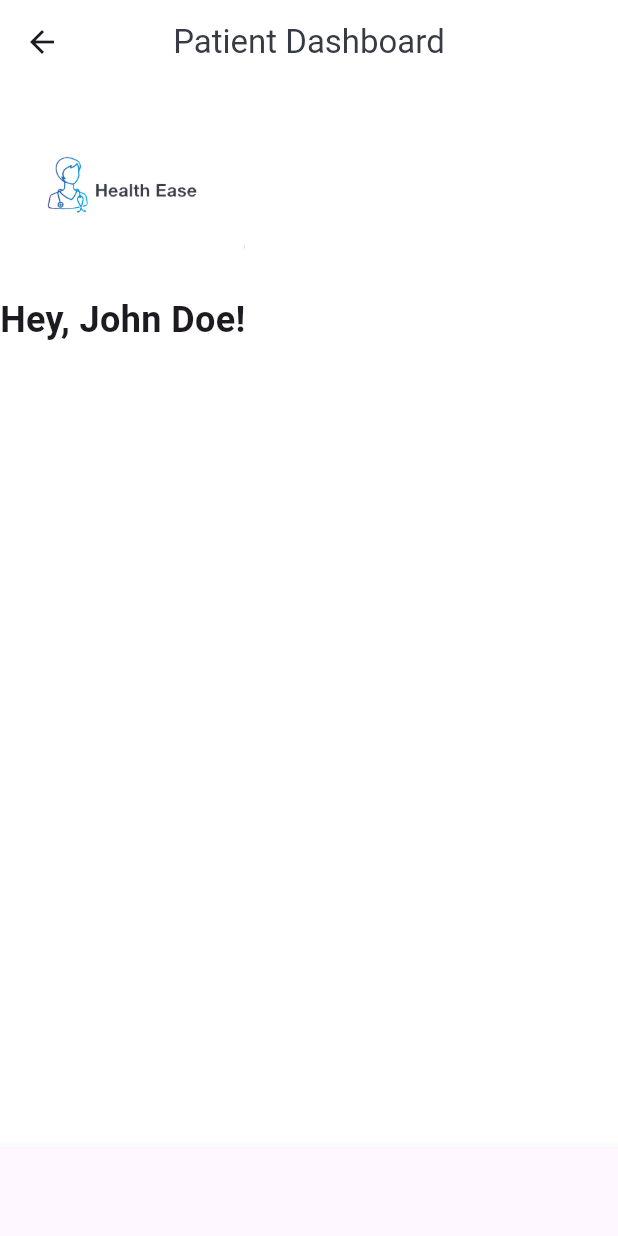
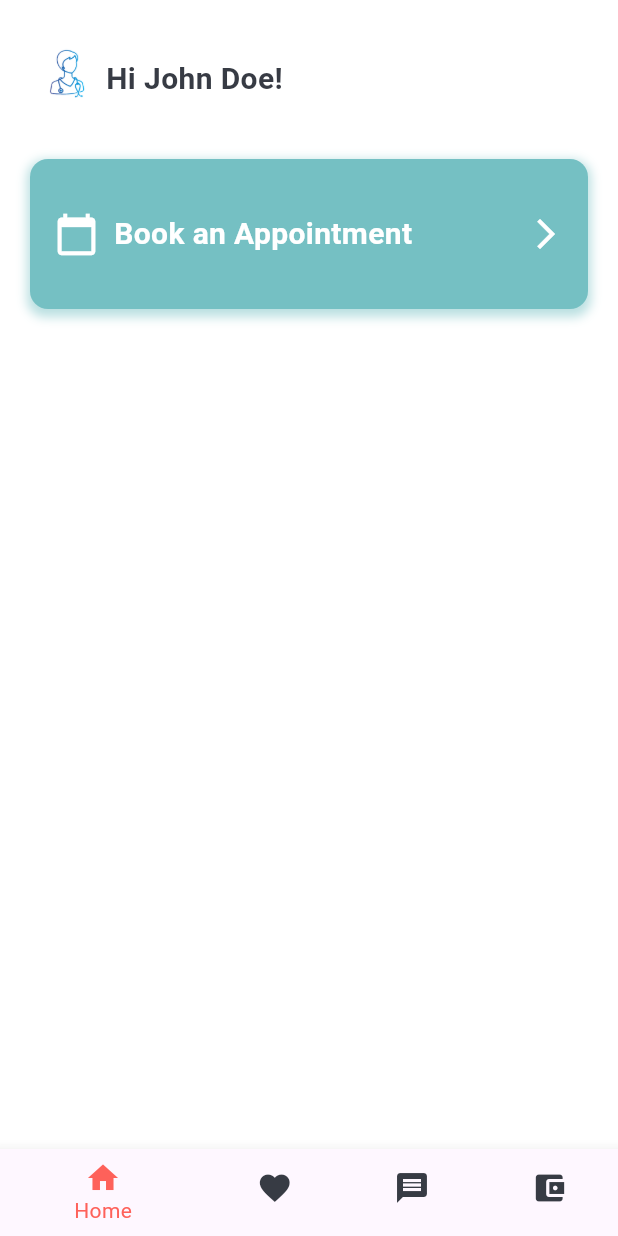
Before and after one commit to Sammyalade/ew, a Flutter app: the PatientDashboard screen opened directly, on a phone screen of 412 x 824 dp. Run offline on Flutter 3.47's test engine with Material 3 defaults, Android fonts, the phone set to English and light mode, and no system bars; our stand-ins replace image_picker, smooth_page_indicator, table_calendar.

Commit message:
book appointment  done but not yet integrated

```diff
--- a/lib/main.dart
+++ b/lib/main.dart
@@ -21,7 +21,7 @@ class MyApp extends StatelessWidget {
         colorScheme: ColorScheme.fromSeed(seedColor: Colors.deepPurple),
         useMaterial3: true,
       ),
-      home:  const SplashScreen(),
+      home:  const PatientDashboard(),
     );
   }
 }
--- a/lib/patient/home.dart
+++ b/lib/patient/home.dart
@@ -1,9 +1,10 @@
 import 'package:flutter/material.dart';
 import 'package:health_eaze/patient/book_an_appointment.dart';
+import 'package:health_eaze/utils/utilities.dart';
 
 class HomeScreen extends StatelessWidget {
   final String patientName;
-  final String logo = 'images/logos/sus.png';
+  final String logo = 'images/logos/sus2.png';
 
   const HomeScreen({super.key, required this.patientName});
 
@@ -11,27 +12,39 @@ class HomeScreen extends StatelessWidget {
   Widget build(BuildContext context) {
     return SingleChildScrollView(
       child: Column(
+        crossAxisAlignment: CrossAxisAlignment.start,
         children: [
           const SizedBox(height: 20),
-          buildLogo(),
-          const SizedBox(height: 20),
-          buildGreetingText(),
+          buildHeader(),
+          const SizedBox(height: 20,),
+          buildAppointmentSection(context)
         ],
       ),
     );
   }
 
-  Widget buildLogo(){
-     return Image.asset(logo, height: 100,);
+    Widget buildHeader(){
+     return Padding(
+      padding: const EdgeInsets.symmetric(horizontal: 16.0, vertical: 8.0),
+      child: Row(
+        mainAxisAlignment: MainAxisAlignment.start,
+        children: [
+          Image.asset(
+            logo,
+            height: 50,),
+          const SizedBox(width: 10,),
+          Text('Hi $patientName!',
+            style: const TextStyle(
+              fontSize: 20,
+              fontWeight: FontWeight.bold,
+              color: black
+            ),
+          )
+        ],
+      ),
+     );
   }
 
-  Widget buildGreetingText(){
-    return Text('Hey, $patientName!',
-     style: const TextStyle(
-      fontSize: 24,
-      fontWeight: FontWeight.bold),
-    );
-  }
 
   Widget buildAppointmentSection(BuildContext context){
     return GestureDetector(
@@ -42,6 +55,51 @@ class HomeScreen extends StatelessWidget {
           ),
         );
       },
+      child: Container(
+        width: MediaQuery.of(context).size.width - 40,
+        height: 100,
+        margin: const EdgeInsets.symmetric(horizontal: 20),
+        padding: const EdgeInsets.all(16),
+        decoration: BoxDecoration(
+          color: primaryColorBlue,
+          borderRadius: BorderRadius.circular(12),
+          boxShadow: [
+            BoxShadow(
+              color: primaryColorBlue.withOpacity(0.5),
+              spreadRadius: 2,
+              blurRadius: 5,
+              offset: const Offset(0, 3),
+            ),
+          ]
+        ),
+         child: const  Row(
+          mainAxisAlignment: MainAxisAlignment.center,
+          children: [
+            Icon(
+              Icons.calendar_today,
+              color: Colors.white,
+              size: 30,
+            ),
+             SizedBox(width: 10),
+            Expanded(
+              child: Text(
+                'Book an Appointment',
+                style: TextStyle(
+                  fontSize: 20,
+                  fontWeight: FontWeight.bold,
+                  color: Colors.white,
+                ),
+                textAlign: TextAlign.left,
+              ),
+            ),
+            Icon(
+              Icons.arrow_forward_ios,
+              color: Colors.white,
+               size: 24,
+            )
+          ],
+        ),
+      ),
     );
   }
 }
--- a/lib/patient/patient_dashboard.dart
+++ b/lib/patient/patient_dashboard.dart
@@ -15,6 +15,8 @@ class PatientDashboard extends StatefulWidget {
 class _PatientDashboardState extends State<PatientDashboard> {
   int currentPageIndex = 0;
   String patientName = 'John Doe';
+  final String logo = 'images/logos/sus2.png';
+
 
   @override
   void initState(){
@@ -32,16 +34,11 @@ class _PatientDashboardState extends State<PatientDashboard> {
   Widget build(BuildContext context) {
     return Scaffold(
       backgroundColor: Colors.white,
-      appBar: AppBar(
-        backgroundColor: Colors.white,
-        title: const Text('Patient Dashboard',
-          style: TextStyle(
-            color: black
-          ),
-        ),
-        centerTitle: true,
-      ),
-      body: IndexedStack(
+      body: SafeArea(
+        child: Column(
+          children: [
+            Expanded(
+              child: IndexedStack(
                 index: currentPageIndex,
                 children: [
                   HomeScreen(patientName: patientName),
@@ -49,14 +46,26 @@ class _PatientDashboardState extends State<PatientDashboard> {
                   const Messages(),
                   const Wallet(),
                 ],
+            ))
+          ],
         ),
-      bottomNavigationBar: BottomNavigationBar(
+      ),
+      bottomNavigationBar: buildBottomNavigationBar(),
+    );
+  }
+
+
+  Widget buildBottomNavigationBar(){
+    return BottomNavigationBar(
         currentIndex: currentPageIndex,
         onTap: (index){
           setState(() {
             currentPageIndex = index;
           });
         },
+        backgroundColor: primaryColorBlue,
+        selectedItemColor: primaryColorPink,
+        unselectedItemColor: black,
         items: const[
           BottomNavigationBarItem(
             icon: Icon(Icons.home),
@@ -75,7 +84,7 @@ class _PatientDashboardState extends State<PatientDashboard> {
             label: 'Wallet',
           )
         ],
-      ),
     );
   }
+
 }
```
Also changed, not shown: 1 other file. Lines whose indentation alone changed are shown as unchanged.
